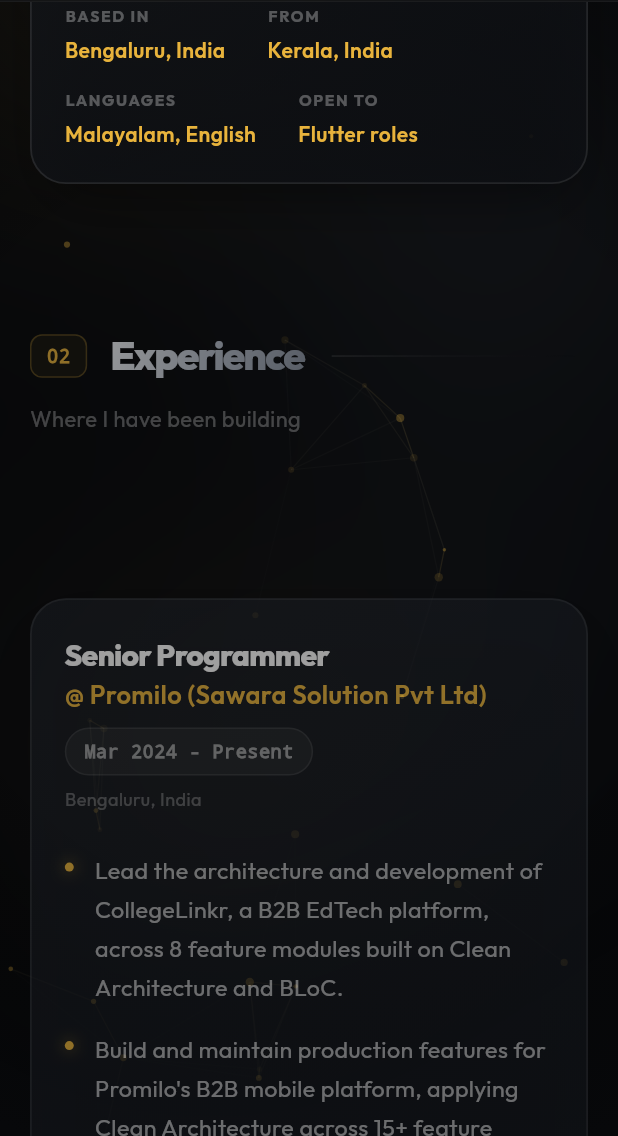
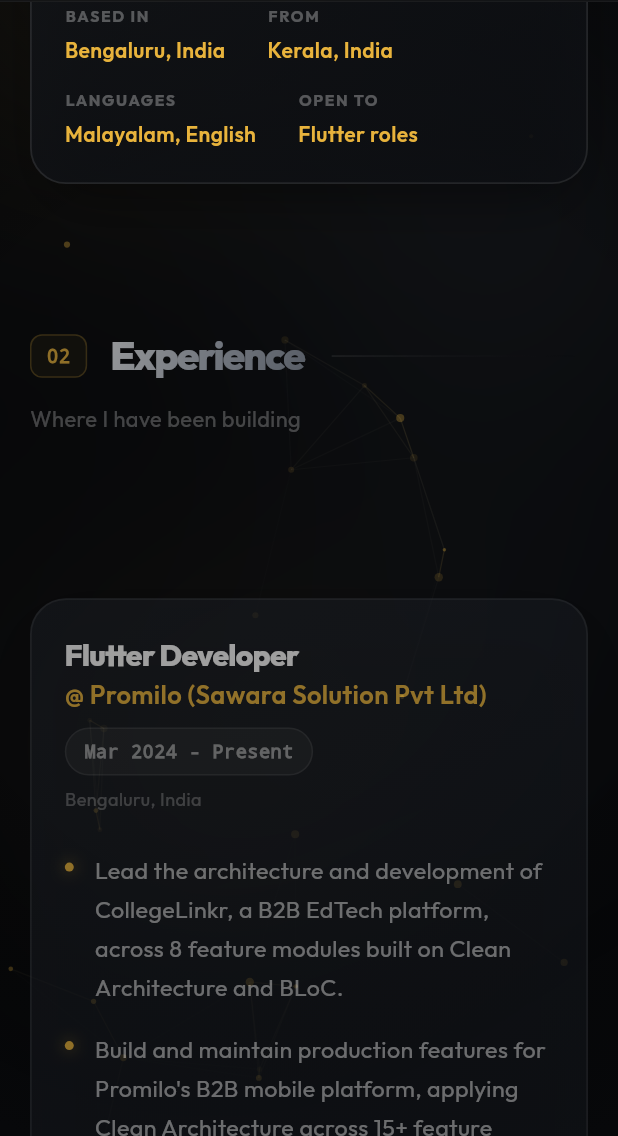
Before and after one commit to favadthottathil/portfolio-flutter-web, a Flutter app: the screen it shows after launch, scrolled down 1728 dp, on a phone screen of 412 x 824 dp, the part 100-1236 px from its top. Run offline on Flutter 3.47's test engine with Material 3 defaults, Android fonts, the phone set to English and light mode, and no system bars; our stand-ins replace flutter_animate, google_fonts, web.

Commit message:
feat: update resume PDF and align job title with resume
Replace the downloadable resume with the latest version and change
the Promilo role title from "Senior Programmer" to "Flutter Developer"
to match.

```diff
--- a/lib/features/experience/experience_data.dart
+++ b/lib/features/experience/experience_data.dart
@@ -2,7 +2,7 @@
 
 const List<ExperienceEntry> experienceEntries = [
   ExperienceEntry(
-    title: 'Senior Programmer',
+    title: 'Flutter Developer',
     company: '@ Promilo (Sawara Solution Pvt Ltd)',
     date: 'Mar 2024 - Present',
     location: 'Bengaluru, India',
```
Also changed, not shown: 1 other file.
